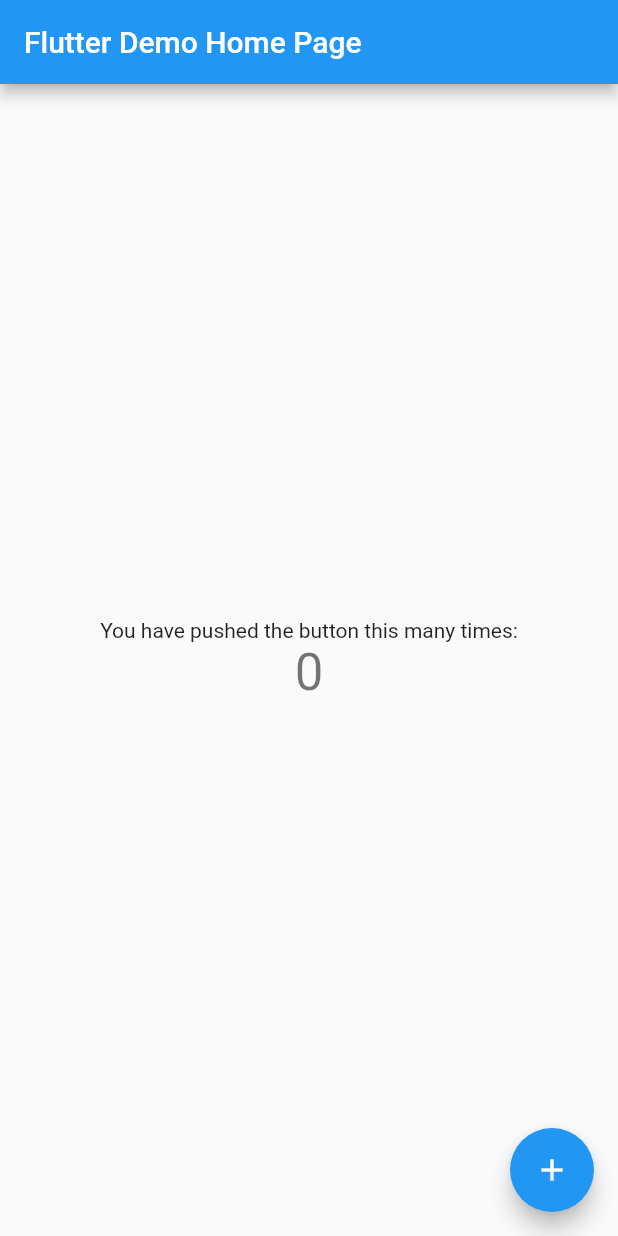
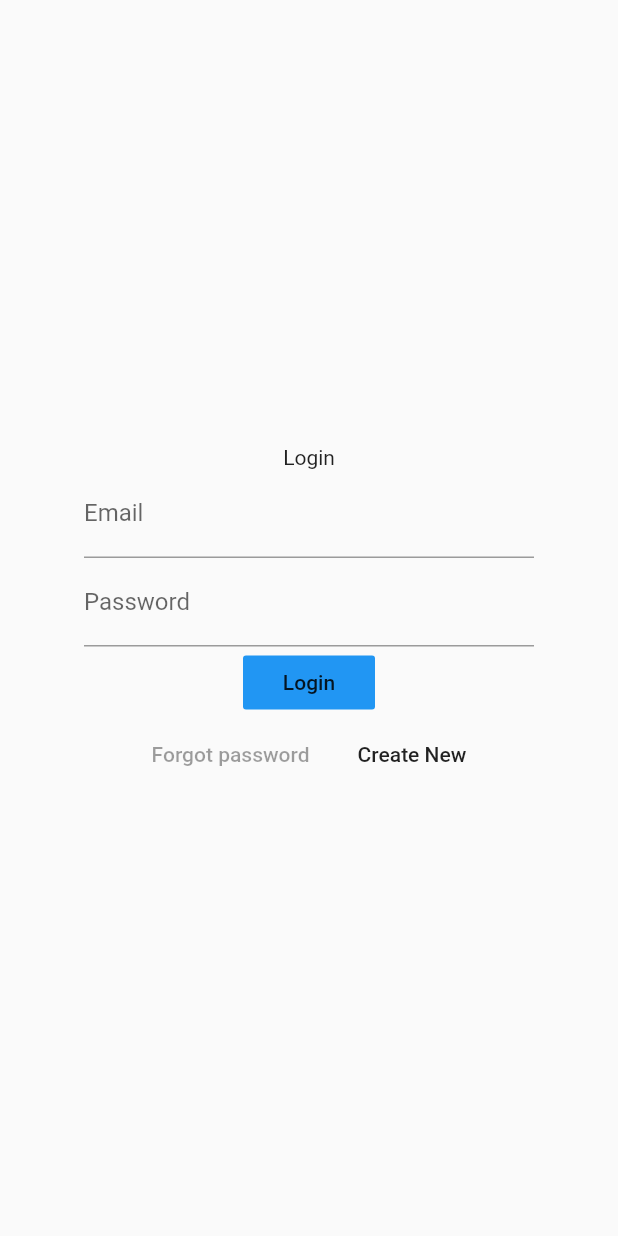
Before and after one commit to sidky/flashcard, a Flutter app: the screen it shows after launch, on a phone screen of 412 x 824 dp. Run offline on Flutter 3.47's test engine with Material 2 defaults, Android fonts, the phone set to English and light mode, and no system bars; our stand-ins replace firebase_auth, get_it; accounts and stored records are empty.

Commit message:
Both login and signup screens complete

```diff
--- /dev/null
+++ b/lib/auth/auth_presenter.dart
@@ -0,0 +1,54 @@
+import 'dart:async';
+
+import 'package:flashcard/model/auth_state.dart';
+import 'package:flashcard/repository/auth_repository.dart';
+import 'package:get_it/get_it.dart';
+
+enum AuthScreen {
+  login,
+  signup,
+}
+
+class AuthPresenter {
+  final AuthRepository _repository;
+
+  final StreamController<AuthScreen> _selectScreenStream =
+      StreamController.broadcast();
+
+  bool _isBusy = false;
+
+  AuthPresenter({AuthRepository repository})
+      : this._repository = repository ?? GetIt.I.get() {
+    _selectScreenStream.add(AuthScreen.login);
+  }
+
+  Stream<AuthScreen> get screenState => this._selectScreenStream.stream;
+
+  Future<AuthState> register(
+      String displayName, String email, String password) async {
+    var result =
+        await _repository.registerNewUser(displayName, email, password);
+
+    if (!result.isSuccessful()) {
+      print(result.error);
+    }
+    AuthState state = AuthState(
+        result.isSuccessful() ? result.user : null, result.operationTime);
+    return state;
+  }
+
+  Future<AuthState> login(String email, String password) async {
+    var result = await _repository.login(email, password);
+
+    if (!result.isSuccessful()) {
+      print(result.error);
+    }
+    AuthState state = AuthState(
+        result.isSuccessful() ? result.user : null, result.operationTime);
+    return state;
+  }
+
+  void switchScreen(AuthScreen screen) {
+    _selectScreenStream.add(screen);
+  }
+}
--- /dev/null
+++ b/lib/auth/auth_view.dart
@@ -0,0 +1,167 @@
+import 'dart:async';
+
+import 'package:flashcard/auth/auth_presenter.dart';
+import 'package:flutter/cupertino.dart';
+import 'package:flutter/material.dart';
+import 'package:get_it/get_it.dart';
+
+class AuthView extends StatefulWidget {
+  @override
+  State<StatefulWidget> createState() => _AuthViewState();
+}
+
+class _AuthViewState extends State {
+  final AuthPresenter _presenter;
+  bool _loginScreen = true;
+
+  StreamSubscription _subscription;
+
+  _AuthViewState({AuthPresenter presenter})
+      : _presenter = presenter ?? GetIt.I.get() {
+    this._subscription = _presenter.screenState.listen((event) {
+      setState(() {
+        this._loginScreen = event == AuthScreen.login;
+      });
+    });
+  }
+
+  @override
+  Widget build(BuildContext context) {
+    return Scaffold(
+      body: SafeArea(
+        child: Center(
+          child: _loginScreen ? _LoginView() : _SignupView(),
+        ),
+      ),
+    );
+  }
+
+  @override
+  void dispose() {
+    super.dispose();
+
+    if (_subscription != null) {
+      _subscription.cancel();
+    }
+  }
+}
+
+class _SignupView extends StatelessWidget {
+  final AuthPresenter _presenter;
+
+  final TextEditingController _nameController = TextEditingController();
+  final TextEditingController _emailController = TextEditingController();
+  final TextEditingController _passwordController = TextEditingController();
+
+  _SignupView({AuthPresenter presenter})
+      : _presenter = presenter ?? GetIt.I.get();
+
+  @override
+  Widget build(BuildContext context) {
+    return ConstrainedBox(
+        constraints: BoxConstraints(
+          minWidth: 300,
+          maxWidth: 300,
+        ),
+        child: Column(
+          mainAxisAlignment: MainAxisAlignment.center,
+          children: [
+            Text("Register new user"),
+            TextField(
+              controller: _nameController,
+              decoration: InputDecoration(labelText: "Name"),
+            ),
+            TextField(
+              controller: _emailController,
+              decoration: InputDecoration(labelText: "Email"),
+            ),
+            TextField(
+              controller: _passwordController,
+              obscureText: true,
+              decoration: InputDecoration(labelText: "Password"),
+            ),
+            FlatButton(
+                onPressed: () => _presenter.register(_nameController.text,
+                    _emailController.text, _passwordController.text),
+                color: Colors.blue,
+                splashColor: Colors.blueAccent,
+                child: Text("Signup")),
+            Center(
+                child: Row(
+              mainAxisSize: MainAxisSize.min,
+              children: [
+                FlatButton(
+                    onPressed: () => _presenter.switchScreen(AuthScreen.login),
+                    color: Colors.transparent,
+                    child: Text("Already have an account",
+                        softWrap: true,
+                        overflow: TextOverflow.ellipsis,
+                        maxLines: 3)),
+              ],
+            ))
+          ],
+        ));
+  }
+}
+
+class _LoginView extends StatelessWidget {
+  final AuthPresenter _presenter;
+
+  final TextEditingController _emailController = TextEditingController();
+  final TextEditingController _passwordController = TextEditingController();
+
+  _LoginView({AuthPresenter presenter})
+      : _presenter = presenter ?? GetIt.I.get();
+
+  @override
+  Widget build(BuildContext context) {
+    return ConstrainedBox(
+      constraints: BoxConstraints(
+        minWidth: 300,
+        maxWidth: 300,
+      ),
+      child: Column(
+        mainAxisAlignment: MainAxisAlignment.center,
+        children: [
+          Text("Login"),
+          TextField(
+            controller: _emailController,
+            decoration: InputDecoration(labelText: "Email"),
+          ),
+          TextField(
+            controller: _passwordController,
+            obscureText: true,
+            decoration: InputDecoration(labelText: "Password"),
+          ),
+          FlatButton(
+              onPressed: () => _presenter.login(
+                  _emailController.text, _passwordController.text),
+              color: Colors.blue,
+              splashColor: Colors.blueAccent,
+              child: Text("Login")),
+          Center(
+              child: Row(
+            mainAxisSize: MainAxisSize.min,
+            children: [
+              FlatButton(
+                  onPressed: null,
+                  color: Colors.grey,
+                  child: Text(
+                    "Forgot password",
+                    overflow: TextOverflow.ellipsis,
+                    maxLines: 3,
+                  )),
+              FlatButton(
+                  onPressed: () => _presenter.switchScreen(AuthScreen.signup),
+                  color: Colors.transparent,
+                  child: Text("Create New",
+                      softWrap: true,
+                      overflow: TextOverflow.ellipsis,
+                      maxLines: 3)),
+            ],
+          ))
+        ],
+      ),
+    );
+  }
+}
--- /dev/null
+++ b/lib/auth/getit.dart
@@ -0,0 +1,6 @@
+import 'package:flashcard/auth/auth_presenter.dart';
+import 'package:get_it/get_it.dart';
+
+void setup() {
+  GetIt.I.registerLazySingleton(() => AuthPresenter());
+}
--- a/lib/main.dart
+++ b/lib/main.dart
@@ -1,8 +1,23 @@
+import 'package:flashcard/auth/auth_view.dart';
 import 'package:flutter/material.dart';
 import 'package:firebase_auth/firebase_auth.dart';
+import 'package:flashcard/repository/getit.dart' as getItRepository;
+import 'package:flashcard/converter/getit.dart' as getItConverter;
+import 'package:flashcard/auth/getit.dart' as getItAuth;
 
 void main() {
+  setupGetIt();
+
   runApp(MyApp());
+}
+
+void setupGetIt() {
+  WidgetsFlutterBinding.ensureInitialized();
+
+  getItConverter.setup();
+  getItRepository.setup();
+
+  getItAuth.setup();
 }
 
 class MyApp extends StatelessWidget {
@@ -28,8 +43,8 @@
           // closer together (more dense) than on mobile platforms.
           visualDensity: VisualDensity.adaptivePlatformDensity,
         ),
-      home: MyHomePage(title: 'Flutter Demo Home Page'),
-    );
+        //home: MyHomePage(title: 'Flutter Demo Home Page'),
+        home: AuthView());
   }
 }
 
--- /dev/null
+++ b/lib/model/auth_state.dart
@@ -0,0 +1,14 @@
+import 'package:flashcard/model/user.dart';
+
+class AuthState {
+  final User user;
+  final DateTime updatedAt;
+
+  AuthState(this.user, this.updatedAt);
+
+  AuthState.unauthenticated()
+      : user = null,
+        updatedAt = DateTime.now();
+
+  bool isAuthenticated() => user != null;
+}
--- /dev/null
+++ b/lib/repository/auth_repository.dart
@@ -0,0 +1,77 @@
+import 'dart:async';
+
+import 'package:firebase_auth/firebase_auth.dart';
+import 'package:flashcard/converter/firebase_user_converter.dart';
+import 'package:flashcard/model/auth_operation.dart';
+import 'package:flashcard/model/auth_state.dart';
+import 'package:flashcard/model/user.dart';
+import 'package:flutter/services.dart';
+import 'package:get_it/get_it.dart';
+
+class AuthRepository {
+  final FirebaseAuth _auth;
+  final FirebaseUserConverter _converter;
+
+  bool _isLoggedIn = false;
+  User _loggedInUser;
+
+  StreamController<AuthState> _authStateController =
+      StreamController.broadcast();
+
+  AuthRepository({FirebaseAuth auth, FirebaseUserConverter converter})
+      : this._auth = auth ?? GetIt.I.get(),
+        this._converter = converter ?? GetIt.I.get() {
+    _authStateController.add(AuthState.unauthenticated());
+    this._auth.onAuthStateChanged.listen((event) {
+      if (event != null) {
+        event.getIdToken().then((value) {
+          this._loggedInUser = User(event.displayName, event.email, value.token,
+              value.authTime, value.issuedAtTime, value.expirationTime);
+          this._isLoggedIn = true;
+          _authStateController
+              .add(AuthState(this._loggedInUser, DateTime.now()));
+        }).catchError((e) {
+          print(e);
+          _auth.signOut().then((value) => print("Successfully signed out"));
+        });
+      }
+    });
+  }
+
+  bool isLoggedIn() => _isLoggedIn;
+  User loggedInUser() => _loggedInUser;
+
+  Stream<AuthState> authState() => _authStateController.stream;
+
+  Future<AuthOperation> registerNewUser(
+      String name, String email, String password) async {
+    try {
+      var result = await _auth.createUserWithEmailAndPassword(
+          email: email, password: password);
+      UserUpdateInfo update = UserUpdateInfo();
+      update.displayName = name;
+      await result.user.updateProfile(update);
+
+      return _successful(
+          await _converter.convert(result.user, displayName: name));
+    } on PlatformException catch (e) {
+      return _failure(e.message);
+    }
+  }
+
+  Future<AuthOperation> login(String email, String password) async {
+    try {
+      var result = await _auth.signInWithEmailAndPassword(
+          email: email, password: password);
+
+      return _successful(await _converter.convert(result.user));
+    } on PlatformException catch (e) {
+      return _failure(e.message);
+    }
+  }
+
+  AuthOperation _successful(User user) =>
+      AuthOperation(user, null, user.authTime);
+  AuthOperation _failure(String error) =>
+      AuthOperation(null, error, DateTime.now());
+}
--- a/pubspec.yaml
+++ b/pubspec.yaml
@@ -28,6 +28,9 @@
   # https://firebaseopensource.com/projects/firebaseextended/flutterfire/
   firebase_core: ^0.4.5
   firebase_auth: ^0.16.1
+
+  # https://pub.dev/packages/get_it
+  get_it: ^4.0.4
 
   # The following adds the Cupertino Icons font to your application.
   # Use with the CupertinoIcons class for iOS style icons.
```
Also changed, not shown: lib/converter/firebase_user_converter.dart (added, +10 -0 lines), lib/converter/getit.dart (added, +7 -0 lines), lib/model/auth_operation.dart (added, +11 -0 lines), lib/model/user.dart (added, +11 -0 lines), lib/repository/getit.dart (added, +12 -0 lines), pubspec.lock. Lines whose indentation alone changed are shown as unchanged.
